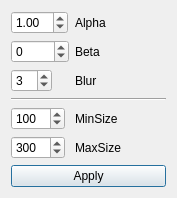
First picture: the form in detectordialog.ui, repository fgu-cas/kachna-tracker, before the edit.
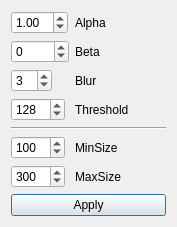
Second picture: the form after the edit.

```diff
--- a/detectordialog.ui
+++ b/detectordialog.ui
@@ -41,14 +41,14 @@
      </property>
     </widget>
    </item>
-   <item row="3" column="0" colspan="2">
+   <item row="4" column="0" colspan="2">
     <widget class="Line" name="line">
      <property name="orientation">
       <enum>Qt::Horizontal</enum>
      </property>
     </widget>
    </item>
-   <item row="4" column="0">
+   <item row="5" column="0">
     <widget class="QSpinBox" name="minBox">
      <property name="maximum">
       <number>1000</number>
@@ -58,14 +58,14 @@
      </property>
     </widget>
    </item>
-   <item row="4" column="1">
+   <item row="5" column="1">
     <widget class="QLabel" name="label_2">
      <property name="text">
       <string>MinSize</string>
      </property>
     </widget>
    </item>
-   <item row="5" column="0">
+   <item row="6" column="0">
     <widget class="QSpinBox" name="maxBox">
      <property name="maximum">
       <number>1000</number>
@@ -75,14 +75,14 @@
      </property>
     </widget>
    </item>
-   <item row="5" column="1">
+   <item row="6" column="1">
     <widget class="QLabel" name="label">
      <property name="text">
       <string>MaxSize</string>
      </property>
     </widget>
    </item>
-   <item row="6" column="0" colspan="2">
+   <item row="7" column="0" colspan="2">
     <widget class="QPushButton" name="pushButton">
      <property name="text">
       <string>Apply</string>
@@ -113,6 +113,23 @@
      </property>
     </widget>
    </item>
+   <item row="3" column="0">
+    <widget class="QSpinBox" name="threshBox">
+     <property name="maximum">
+      <number>1024</number>
+     </property>
+     <property name="value">
+      <number>128</number>
+     </property>
+    </widget>
+   </item>
+   <item row="3" column="1">
+    <widget class="QLabel" name="label_6">
+     <property name="text">
+      <string>Threshold</string>
+     </property>
+    </widget>
+   </item>
   </layout>
  </widget>
  <resources/>
```
